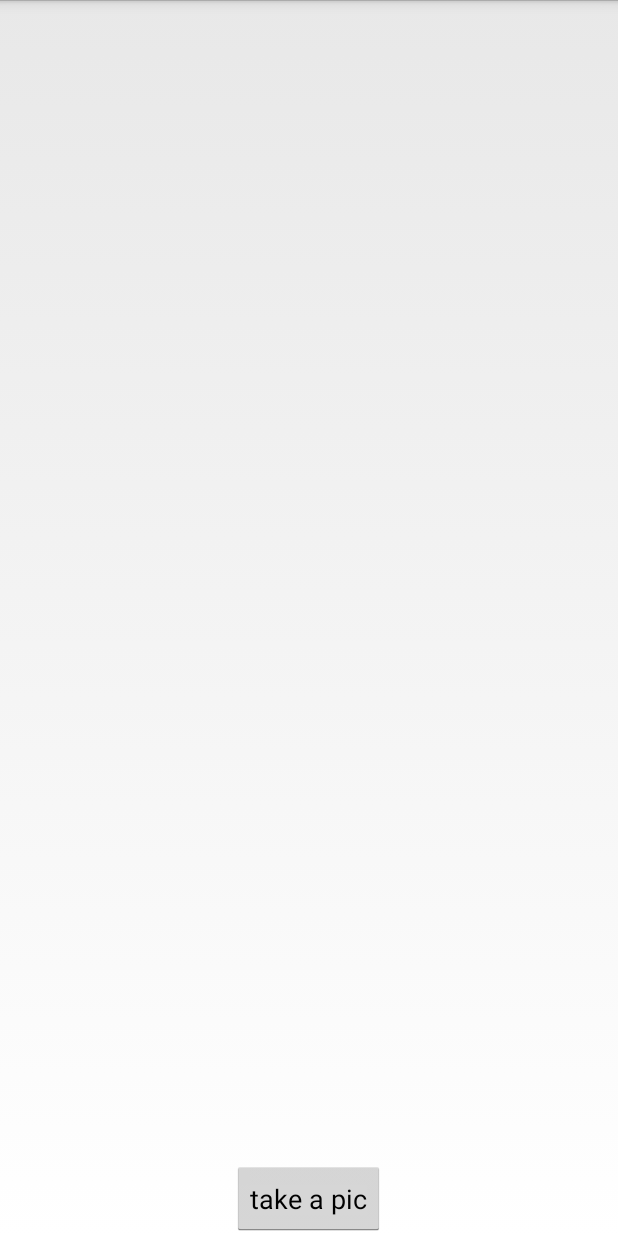
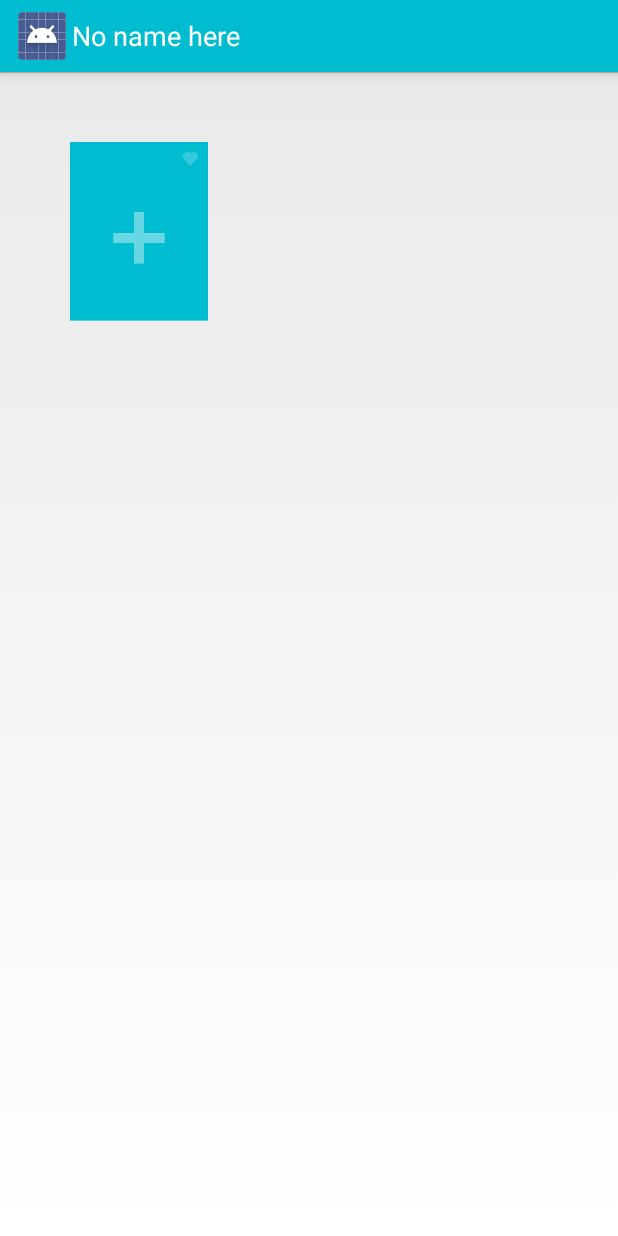
Before and after one commit to ColdSauce/Clayr, an Android app: the HistoryActivity screen opened directly, with no data from a screen before it, on a phone screen of 412 x 824 dp. Run offline under Robolectric (Android 15) with nearby library versions, the phone set to English and light mode, and no system bars.

Commit message:
finished grid layout

```diff
--- a/app/src/main/AndroidManifest.xml
+++ b/app/src/main/AndroidManifest.xml
@@ -20,9 +20,11 @@
         </activity>
         <activity
             android:name=".HistoryActivity"
-            android:label="@string/title_activity_history" >
+            android:theme = "@style/mainTheme"
+            android:label="No name here" >
         </activity>
         <activity
+
             android:name=".DataLookActivity"
             android:label="@string/title_activity_data_look" >
         </activity>
--- a/app/src/main/java/dwai/clayr/CustomGridView.java
+++ b/app/src/main/java/dwai/clayr/CustomGridView.java
@@ -2,6 +2,7 @@ package dwai.clayr;
 
 import android.content.Context;
 import android.graphics.Bitmap;
+import android.media.Image;
 import android.util.Log;
 import android.view.Gravity;
 import android.view.View;
@@ -18,32 +19,51 @@ import java.util.List;
  * Created by Stefan on 9/13/2014.
  */
 public class CustomGridView {
-    private View parentView;
+    private LinearLayout parentView;
     private List<GridElement> elements = new ArrayList<GridElement>();
+    private ImageView plusButton = null;
 
     public CustomGridView(LinearLayout v, int maxHeight, int maxWidth) {
         parentView = v;
         parentView = ((LinearLayout) parentView.findViewById(R.id.rootHistoryGrid));
+        plusButton = new ImageView(parentView.getContext());
+        LinearLayout linearLayout = new LinearLayout(parentView.getContext());
+
+        plusButton.setBackgroundResource(R.drawable.addbutton);
+         LinearLayout.LayoutParams lp = new LinearLayout.LayoutParams(LinearLayout.LayoutParams.WRAP_CONTENT, LinearLayout.LayoutParams.WRAP_CONTENT);
+        linearLayout.setLayoutParams(lp);
+            lp.setMargins(20,20,20,0);
+        plusButton.setLayoutParams(lp);
+        linearLayout.addView(plusButton);
+
+        parentView.addView(linearLayout);
+//         currentLayout.setLayoutParams(new LinearLayout.LayoutParams(LinearLayout.LayoutParams.WRAP_CONTENT, LinearLayout.LayoutParams.WRAP_CONTENT));
+
     }
 
+    public List<GridElement> getElements(){
+        return this.elements;
+    }
+    public ImageView getPlusButton(){
+        return plusButton;
+    }
     public void addGridElement(GridElement e) {
-        elements.add(e);
+
 
         ViewGroup parentViewGroup = ((ViewGroup) parentView);
         if(parentViewGroup.getChildCount() == 0){
-            LinearLayout currentLayout = new LinearLayout(parentView.getContext());
-            currentLayout.addView(e);
-            LinearLayout.LayoutParams lp = new LinearLayout.LayoutParams(LinearLayout.LayoutParams.WRAP_CONTENT, LinearLayout.LayoutParams.WRAP_CONTENT);
 
-            lp.setMargins(20,20,20,0);
-            e.setLayoutParams(lp);
-            currentLayout.setLayoutParams(new LinearLayout.LayoutParams(LinearLayout.LayoutParams.WRAP_CONTENT, LinearLayout.LayoutParams.WRAP_CONTENT));
-            ((LinearLayout) parentView).addView(currentLayout);
+
             return;
         }
 
-        LinearLayout currentLayout = ((LinearLayout) parentViewGroup.getChildAt(parentViewGroup.getChildCount()-1));
-
+        elements.add(e);
+        LinearLayout currentLayout = null;
+        if(parentViewGroup.getChildAt(parentViewGroup.getChildCount()-1) instanceof LinearLayout){
+            currentLayout = ((LinearLayout) parentViewGroup.getChildAt(parentViewGroup.getChildCount()-1));        }
+        else{
+            currentLayout = new LinearLayout(parentView.getContext());
+        }
         int lastChildNumber = currentLayout.getChildCount();
         if (lastChildNumber % 3 != 0) {
            currentLayout.addView(e);
--- a/app/src/main/res/layout/activity_history.xml
+++ b/app/src/main/res/layout/activity_history.xml
@@ -8,19 +8,15 @@
     <LinearLayout
         android:id = "@+id/rootHistoryGrid"
         android:layout_width="match_parent"
-        android:gravity="center_horizontal"
+        android:layout_marginLeft="20dp"
+        android:layout_marginRight="20dp"
+        android:layout_gravity="center_horizontal"
+        android:layout_marginTop="20dp"
+
         android:orientation="vertical"
         android:layout_weight="1"
         android:layout_height="0dp">
 
         </LinearLayout>
-    <Button
-        android:gravity="center"
-        android:layout_gravity="center"
-        android:layout_width="wrap_content"
-        android:onClick="takePicture"
-        android:layout_height="50dp"
-        android:text = "take a pic"
-        />
 
     </LinearLayout>
--- a/app/src/main/res/menu/history.xml
+++ b/app/src/main/res/menu/history.xml
@@ -3,6 +3,5 @@
     tools:context="dwai.clayr.HistoryActivity" >
     <item android:id="@+id/action_settings"
         android:title="@string/action_settings"
-        android:orderInCategory="100"
-        android:showAsAction="never" />
+        android:showAsAction="always" />
 </menu>
--- a/app/src/main/res/values/styles.xml
+++ b/app/src/main/res/values/styles.xml
@@ -3,9 +3,16 @@
         <item name="android:windowActionBar">false</item>
         <item name="android:windowNoTitle">true</item>
     </style>
+    <style name="mainTheme" parent="@android:style/Theme.Holo.Light">
+
+        <item name="android:actionBarStyle">@style/MyActionBar</item>
+    </style>
 
     <style name="MyActionBar" parent="@android:style/Widget.Holo.Light.ActionBar">
-        <item name="android:background">@android:color/holo_blue_light</item>
+        <item name="android:background">@color/lightBlue</item>
+        <item name = "android:titleTextStyle">@style/MyTheme.ActionBar.TitleTextStyle</item>
     </style>
-
+    <style name="MyTheme.ActionBar.TitleTextStyle" parent="@android:style/TextAppearance.Holo.Widget.ActionBar.Title">
+        <item name="android:textColor">@android:color/white</item>
+    </style>
 </resources>
```
Also changed, not shown: app/src/main/java/dwai/clayr/DataLookActivity.java (+14 -2 lines), app/src/main/java/dwai/clayr/GridElement.java (+31 -1 lines), app/src/main/java/dwai/clayr/HistoryActivity.java (+56 -4 lines), app/src/main/res/drawable-xxhdpi/rectangle.xml (added, +8 -0 lines), app/src/main/res/drawable-xxhdpi/triangle.xml (added, +17 -0 lines), app/src/main/res/drawable-xxhdpi/addbutton.png (added), app/src/main/res/drawable-xxhdpi/greenoverlay.png (added), app/src/main/res/drawable-xxhdpi/redoverlay.png (added), app/src/main/res/drawable-xxhdpi/yellowoverlay.png (added).
